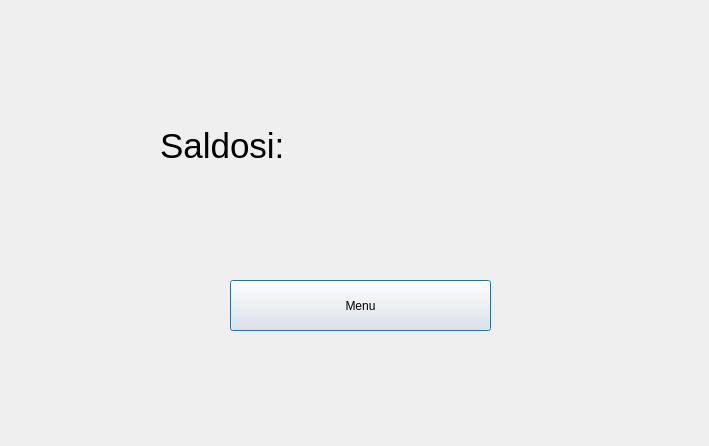
tvt21kmo-bank-project/group_3, file bankautomat/saldo_credit.ui: the form before one commit.
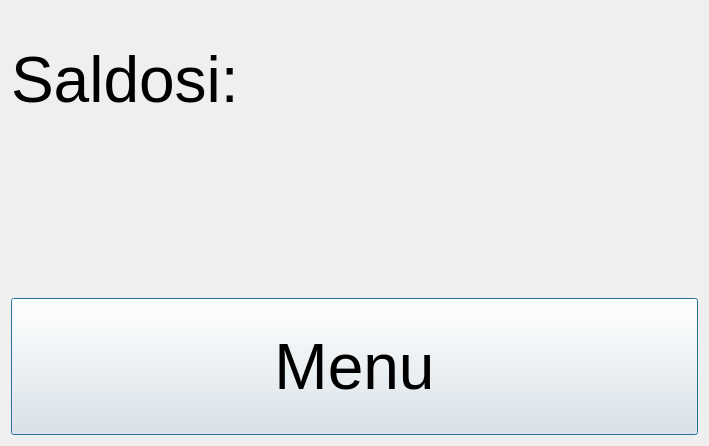
The form after the commit.

Patch:
```diff
--- a/bankautomat/saldo_credit.ui
+++ b/bankautomat/saldo_credit.ui
@@ -13,32 +13,43 @@
   <property name="windowTitle">
    <string>Dialog</string>
   </property>
+  <layout class="QVBoxLayout" name="verticalLayout">
+   <item>
   <widget class="QLabel" name="label">
-   <property name="geometry">
-    <rect>
-     <x>160</x>
-     <y>120</y>
-     <width>161</width>
-     <height>51</height>
-    </rect>
-   </property>
    <property name="font">
     <font>
-     <pointsize>26</pointsize>
+       <pointsize>48</pointsize>
     </font>
    </property>
    <property name="text">
     <string>Saldosi:</string>
    </property>
   </widget>
+   </item>
+   <item>
+    <widget class="QLabel" name="label_2">
+     <property name="font">
+      <font>
+       <pointsize>48</pointsize>
+      </font>
+     </property>
+     <property name="text">
+      <string/>
+     </property>
+    </widget>
+   </item>
+   <item>
   <widget class="QPushButton" name="btnMenu">
-   <property name="geometry">
-    <rect>
-     <x>230</x>
-     <y>280</y>
-     <width>261</width>
-     <height>51</height>
-    </rect>
+     <property name="sizePolicy">
+      <sizepolicy hsizetype="Preferred" vsizetype="Preferred">
+       <horstretch>0</horstretch>
+       <verstretch>0</verstretch>
+      </sizepolicy>
+     </property>
+     <property name="font">
+      <font>
+       <pointsize>48</pointsize>
+      </font>
    </property>
    <property name="styleSheet">
     <string notr="true">QPushButton {
@@ -69,24 +80,8 @@
     <string>Menu</string>
    </property>
   </widget>
-  <widget class="QLabel" name="label_2">
-   <property name="geometry">
-    <rect>
-     <x>370</x>
-     <y>130</y>
-     <width>261</width>
-     <height>41</height>
-    </rect>
-   </property>
-   <property name="font">
-    <font>
-     <pointsize>26</pointsize>
-    </font>
-   </property>
-   <property name="text">
-    <string/>
-   </property>
-  </widget>
+   </item>
+  </layout>
  </widget>
  <resources/>
  <connections/>
```
Lines whose indentation alone changed are shown as unchanged.
